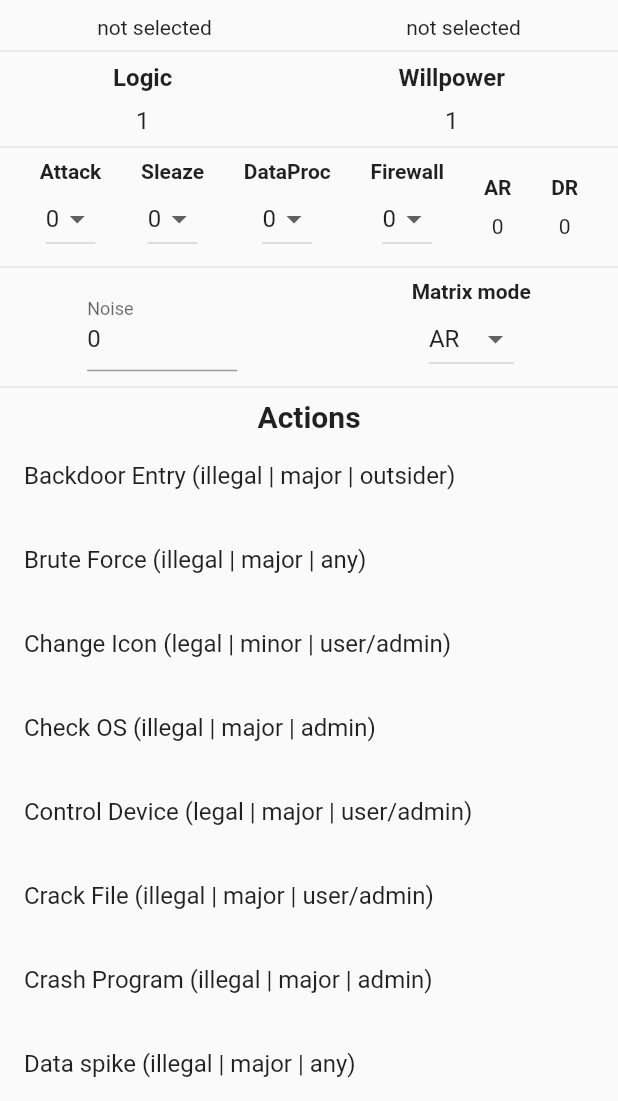
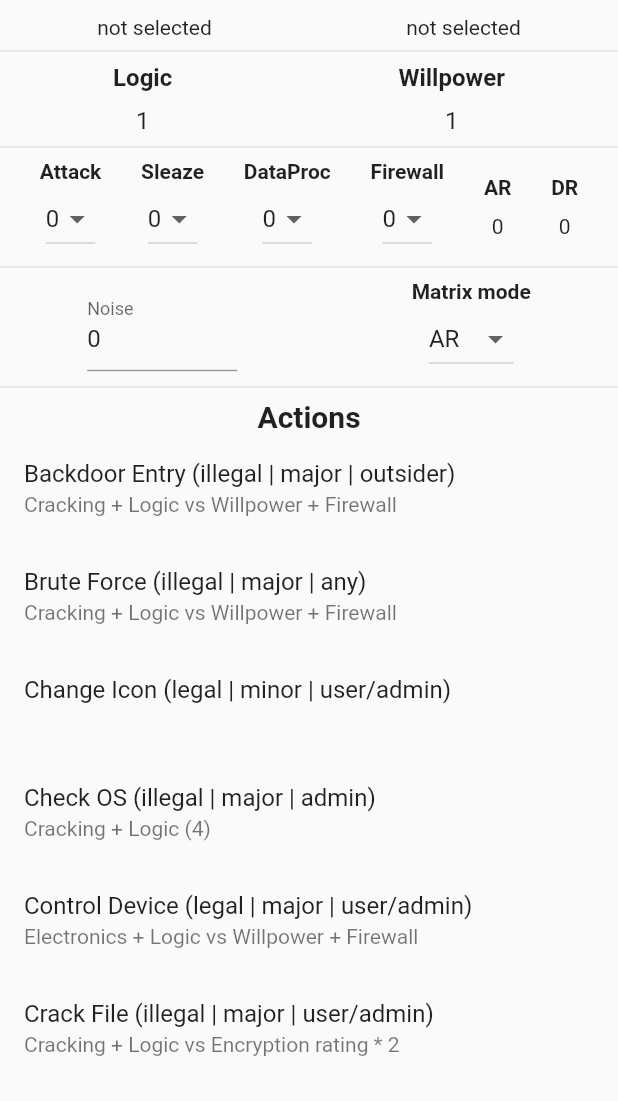
Before and after one commit to Celeo/cyberdeck-helper, a Flutter app: the screen it shows after launch, on a phone screen of 412 x 824 dp, the part 135-1236 px from its top. Run offline on Flutter 3.47's test engine with Material 2 defaults, Android fonts, the phone set to English and light mode, and no system bars; our stand-ins replace shared_preferences.

Commit message:
Better action list

```diff
--- a/lib/main.dart
+++ b/lib/main.dart
@@ -406,16 +406,18 @@ class HomePageState extends State<HomePage> {
               child: ListView.builder(
                 itemCount: allActions.length,
                 itemBuilder: (context, i) => ListTile(
-                    title: Text(allActions[i]),
+                  title: Text(allActions[i][0]),
+                  subtitle: Text(allActions[i][1]),
                   onTap: () {
                     Navigator.push(
                       context,
                       MaterialPageRoute(
                         builder: (context) =>
-                              ViewActionInfo(actionName: allActions[i]),
+                            ViewActionInfo(actionName: allActions[i][0]),
                       ),
                     );
-                    }),
+                  },
+                ),
               ),
             ),
           ],
--- a/lib/rules.dart
+++ b/lib/rules.dart
@@ -80,39 +80,102 @@ final List<String> allPrograms = [
   'Trace',
 ];
 
-final List<String> allActions = [
+final List<List<String>> allActions = [
+  [
     'Backdoor Entry (illegal | major | outsider)',
+    'Cracking + Logic vs Willpower + Firewall'
+  ],
+  [
     'Brute Force (illegal | major | any)',
-  'Change Icon (legal | minor | user/admin)',
-  'Check OS (illegal | major | admin)',
+    'Cracking + Logic vs Willpower + Firewall'
+  ],
+  ['Change Icon (legal | minor | user/admin)', ''],
+  ['Check OS (illegal | major | admin)', 'Cracking + Logic (4)'],
+  [
     'Control Device (legal | major | user/admin)',
+    'Electronics + Logic vs Willpower + Firewall'
+  ],
+  [
     'Crack File (illegal | major | user/admin)',
+    'Cracking + Logic vs Encryption rating * 2'
+  ],
+  [
     'Crash Program (illegal | major | admin)',
+    'Cracking + Logic vs Data Processing + Device Rating'
+  ],
+  [
     'Data spike (illegal | major | any)',
+    'Cracking + Logic vs Data Processing + Firewall'
+  ],
+  [
     'Disarm data bomb (legal | major | user/admin)',
+    'Cracking + Logic vs data bomb rating * 2'
+  ],
+  [
     'Edit file (legal | major | user/admin)',
-  'Encrypt File (legal | major | user/admin)',
-  'Enter/exit Host (legal | minor | depends)',
+    'Electronics + Logic vs Intuition/Sleaze + Firewall'
+  ],
+  ['Encrypt File (legal | major | user/admin)', 'Electronics + Logic'],
+  ['Enter/exit Host (legal | minor | depends)', ''],
+  [
     'Erase Matrix Signature (illegal | major | user/admin)',
+    'Electronics + Logic vs Willpower/Firewall + Firewall'
+  ],
+  [
     'Format device (legal | major | admin)',
-  'Full Matrix Defense (legal | major | any)',
-  'Hash Check (illegal | major | user/admin)',
+    'Electronics + Logic vs Willpower/Firewall + Firewall'
+  ],
+  ['Full Matrix Defense (legal | major | any)', ''],
+  ['Hash Check (illegal | major | user/admin)', ' Electronics + Logic'],
+  [
     'Hide (illegal | major | any)',
+    'Cracking + Intuition vs Intuition/Sleaze + Data Processing'
+  ],
+  [
     'Jack Out (legal | major | any)',
-  'Jam Signals (illegal | major | admin)',
+    'Electronics + Willpower vs Attack/Charisma + Data Processing'
+  ],
+  ['Jam Signals (illegal | major | admin)', 'Cracking + Logic'],
+  [
     'Jump Into Rigged Device (legal | major | user/admin)',
+    'Electronics + Logic vs Willpower/Firewall + Firewall'
+  ],
+  [
     'Matrix Perception (legal | minor | any)',
-  'Matrix Search (legal | extended 10 min | any)',
+    'Electronics + Intuition (vs Sleaze + Willpower)'
+  ],
+  ['Matrix Search (legal | extended 10 min | any)', 'Electronics + Intuition'],
+  [
     'Probe (illegal | extended 1 min | any)',
+    'Cracking + Logic vs Willpower/Firewall + Firewall'
+  ],
+  [
     'Reboot device (legal | major | admin)',
-  'Reconfigure Matrix Attribute (legal | minor | admin)',
-  'Send Message (legal | minor | any)',
+    'Electronics + Logic vs Willpower/Firewall + Firewall'
+  ],
+  ['Reconfigure Matrix Attribute (legal | minor | admin)', ''],
+  ['Send Message (legal | minor | any)', ''],
+  [
     'Set Data Bomb (illegal | major | admin)',
+    'Electronics + Logic vs Device Rating * 2'
+  ],
+  [
     'Snoop (illegal | major | admin)',
+    'Cracking + Logic vs Logic/Data Processing + Firewall'
+  ],
+  [
     'Spoof command (illegal | major | any)',
-  'Switch Interface Mode (legal | minor | admin)',
+    'Cracking + Logic vs Data Processing/Pilot + Firewall'
+  ],
+  ['Switch Interface Mode (legal | minor | admin)', ''],
+  [
     'Tarpit (illegal | major | any)',
+    'Cracking + Logic vs Data Processing + Firewall'
+  ],
+  [
     'Trace Icon (illegal | major | admin)',
+    'Electronics + Intuition vs Willpower + Sleaze'
+  ],
 ];
 
 String getActionDescription(String action) {
```
Lines whose indentation alone changed are shown as unchanged.
